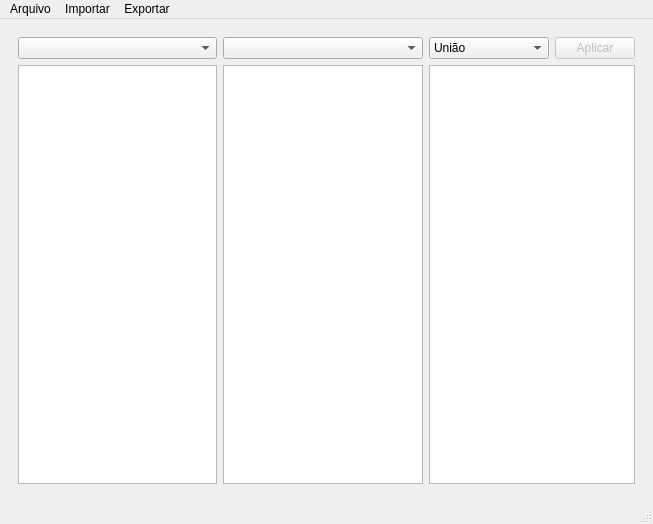
Old version of the form kleeneup/forms/kleeneup.ui in the repository cauebs/kleeneup.
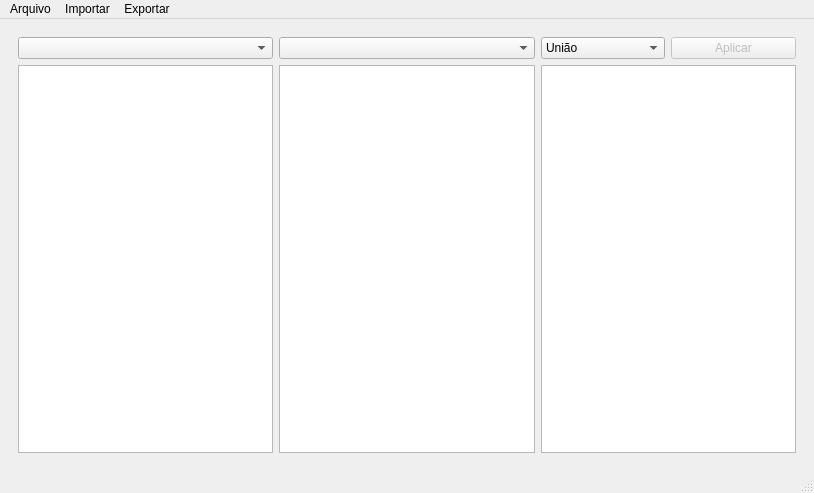
New version of the form.

Commit message: removed commented code

```diff
--- a/kleeneup/forms/kleeneup.ui
+++ b/kleeneup/forms/kleeneup.ui
@@ -6,8 +6,8 @@
    <rect>
     <x>0</x>
     <y>0</y>
-    <width>653</width>
-    <height>524</height>
+    <width>814</width>
+    <height>493</height>
    </rect>
   </property>
   <property name="windowTitle">
@@ -34,6 +34,12 @@
        </item>
        <item row="0" column="2">
         <widget class="QComboBox" name="op_select">
+         <property name="sizePolicy">
+          <sizepolicy hsizetype="Expanding" vsizetype="Fixed">
+           <horstretch>0</horstretch>
+           <verstretch>0</verstretch>
+          </sizepolicy>
+         </property>
          <item>
           <property name="text">
            <string>União</string>
@@ -91,6 +97,12 @@
          <property name="enabled">
           <bool>false</bool>
          </property>
+         <property name="sizePolicy">
+          <sizepolicy hsizetype="Expanding" vsizetype="Fixed">
+           <horstretch>0</horstretch>
+           <verstretch>0</verstretch>
+          </sizepolicy>
+         </property>
          <property name="text">
           <string>Aplicar</string>
          </property>
@@ -131,7 +143,7 @@
     <rect>
      <x>0</x>
      <y>0</y>
-     <width>653</width>
+     <width>814</width>
      <height>21</height>
     </rect>
    </property>
```
The commit also changes 1 other file.
